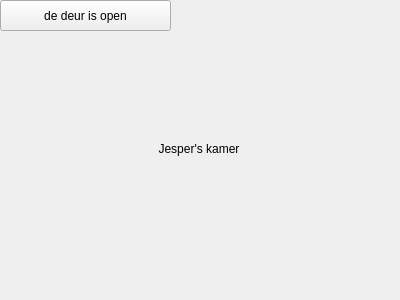
Above: kamer_jesper.ui from djog/djog_nanos_2018 before the change. Below: the same form after it.
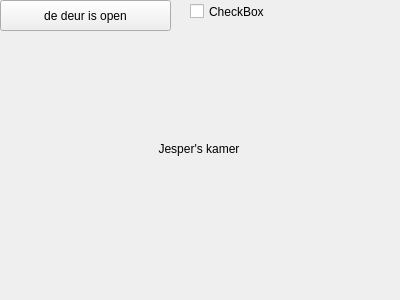
That is the form after the change.

Diff of the .ui file:
```diff
--- a/kamer_jesper.ui
+++ b/kamer_jesper.ui
@@ -42,6 +42,19 @@
     <string>de deur is open</string>
    </property>
   </widget>
+  <widget class="QCheckBox" name="checkBox">
+   <property name="geometry">
+    <rect>
+     <x>190</x>
+     <y>0</y>
+     <width>92</width>
+     <height>23</height>
+    </rect>
+   </property>
+   <property name="text">
+    <string>CheckBox</string>
+   </property>
+  </widget>
  </widget>
  <resources/>
  <connections/>
```
